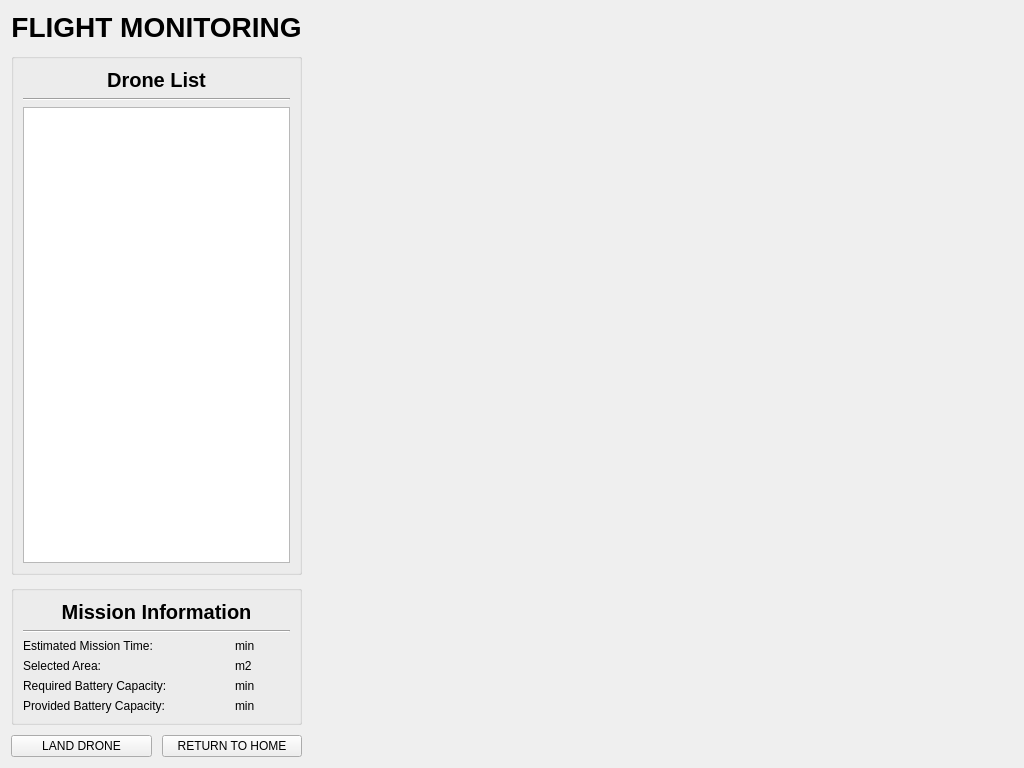
The window that UI/Midflight/mid_design.ui (cmpe-DroneLab/GeoFly3D) describes before a commit, drawn with Qt 5.
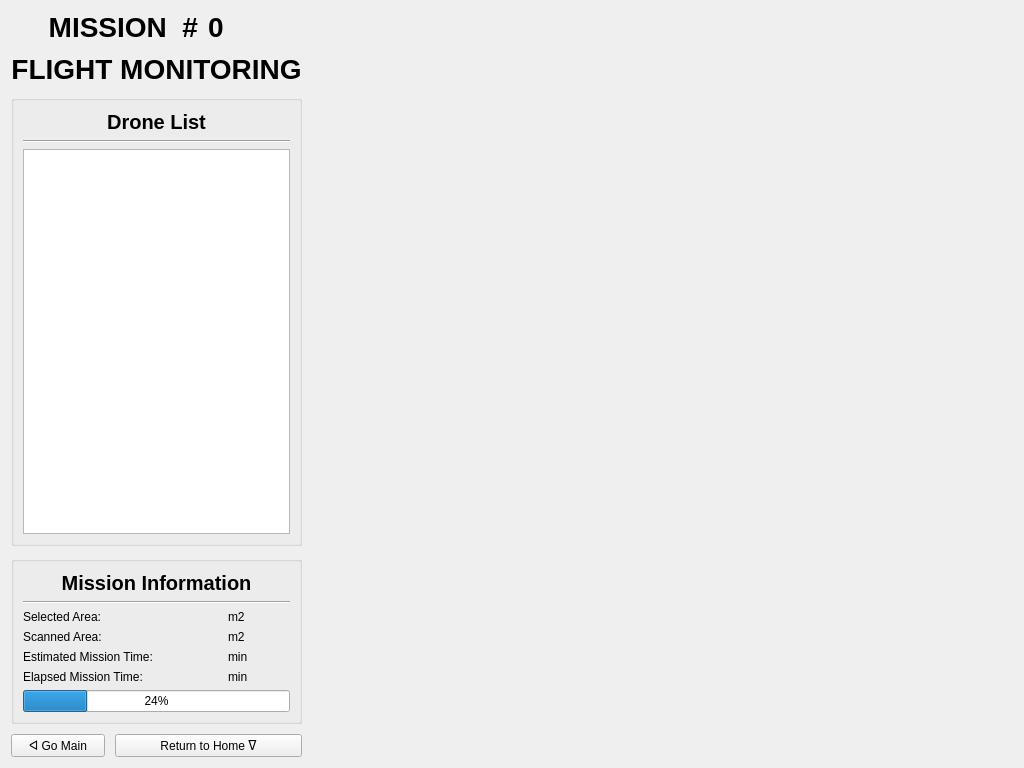
The same window after the commit.

```diff
--- a/UI/Midflight/mid_design.ui
+++ b/UI/Midflight/mid_design.ui
@@ -15,10 +15,43 @@
   </property>
   <layout class="QHBoxLayout" name="horizontalLayout_2" stretch="0,4">
    <item>
-    <layout class="QVBoxLayout" name="v_lay_left" stretch="0,0,0,0">
+    <layout class="QVBoxLayout" name="v_lay_left" stretch="0,0,0,0,0">
      <property name="spacing">
       <number>10</number>
      </property>
+     <item>
+      <layout class="QGridLayout" name="g_lay_mission_header">
+       <item row="0" column="2">
+        <widget class="QLabel" name="id_label">
+         <property name="font">
+          <font>
+           <pointsize>21</pointsize>
+           <bold>true</bold>
+          </font>
+         </property>
+         <property name="text">
+          <string>0</string>
+         </property>
+        </widget>
+       </item>
+       <item row="0" column="0" colspan="2">
+        <widget class="QLabel" name="label_header">
+         <property name="font">
+          <font>
+           <pointsize>21</pointsize>
+           <bold>true</bold>
+          </font>
+         </property>
+         <property name="text">
+          <string>MISSION  #</string>
+         </property>
+         <property name="alignment">
+          <set>Qt::AlignRight|Qt::AlignTrailing|Qt::AlignVCenter</set>
+         </property>
+        </widget>
+       </item>
+      </layout>
+     </item>
      <item>
       <widget class="QLabel" name="label_header">
        <property name="font">
@@ -82,69 +115,62 @@
         <string/>
        </property>
        <layout class="QGridLayout" name="gridLayout">
-        <item row="4" column="1">
-         <widget class="QLabel" name="selected_area_value">
-          <property name="text">
-           <string/>
-          </property>
-         </widget>
-        </item>
-        <item row="5" column="1">
-         <widget class="QLabel" name="batt_required_value">
-          <property name="text">
-           <string/>
-          </property>
-         </widget>
-        </item>
-        <item row="6" column="1">
-         <widget class="QLabel" name="batt_provided_value">
-          <property name="text">
-           <string/>
-          </property>
-         </widget>
-        </item>
-        <item row="5" column="0">
-         <widget class="QLabel" name="batt_required_label">
-          <property name="text">
-           <string>Required Battery Capacity:</string>
-          </property>
-         </widget>
-        </item>
-        <item row="4" column="0">
+        <item row="2" column="0">
          <widget class="QLabel" name="selected_area_label">
           <property name="text">
            <string>Selected Area:</string>
           </property>
          </widget>
         </item>
-        <item row="2" column="1">
-         <widget class="QLabel" name="mission_time_value">
+        <item row="4" column="0">
+         <widget class="QLabel" name="scanned_area_label">
           <property name="text">
-           <string/>
+           <string>Scanned Area:</string>
           </property>
          </widget>
         </item>
-        <item row="6" column="0">
-         <widget class="QLabel" name="batt_provided_label">
+        <item row="4" column="2">
+         <widget class="QLabel" name="scanned_area_unit">
           <property name="text">
-           <string>Provided Battery Capacity:</string>
-          </property>
-         </widget>
-        </item>
-        <item row="2" column="0">
-         <widget class="QLabel" name="mission_time_label">
-          <property name="text">
-           <string>Estimated Mission Time:</string>
+           <string>m2</string>
           </property>
          </widget>
         </item>
         <item row="2" column="2">
+         <widget class="QLabel" name="selected_area_unit">
+          <property name="text">
+           <string>m2</string>
+          </property>
+         </widget>
+        </item>
+        <item row="5" column="2">
          <widget class="QLabel" name="mission_time_unit">
           <property name="text">
            <string>min</string>
           </property>
          </widget>
         </item>
+        <item row="1" column="0" colspan="3">
+         <widget class="Line" name="line_2">
+          <property name="orientation">
+           <enum>Qt::Horizontal</enum>
+          </property>
+         </widget>
+        </item>
+        <item row="5" column="0">
+         <widget class="QLabel" name="mission_time_label">
+          <property name="text">
+           <string>Estimated Mission Time:</string>
+          </property>
+         </widget>
+        </item>
+        <item row="7" column="0" colspan="3">
+         <widget class="QProgressBar" name="progress_bar">
+          <property name="value">
+           <number>24</number>
+          </property>
+         </widget>
+        </item>
         <item row="0" column="0" colspan="3">
          <widget class="QLabel" name="label_mission_information">
           <property name="font">
@@ -161,24 +187,17 @@
           </property>
          </widget>
         </item>
-        <item row="1" column="0" colspan="3">
-         <widget class="Line" name="line_2">
-          <property name="orientation">
-           <enum>Qt::Horizontal</enum>
-          </property>
-         </widget>
-        </item>
-        <item row="4" column="2">
-         <widget class="QLabel" name="selected_area_unit">
+        <item row="6" column="0">
+         <widget class="QLabel" name="elapsed_time_label">
           <property name="text">
-           <string>m2</string>
+           <string>Elapsed Mission Time:</string>
           </property>
          </widget>
         </item>
-        <item row="5" column="2">
-         <widget class="QLabel" name="batt_required_unit">
+        <item row="6" column="1">
+         <widget class="QLabel" name="elapsed_time_value">
           <property name="text">
-           <string>min</string>
+           <string/>
           </property>
          </widget>
         </item>
@@ -189,22 +208,43 @@
           </property>
          </widget>
         </item>
+        <item row="5" column="1">
+         <widget class="QLabel" name="mission_time_value">
+          <property name="text">
+           <string/>
+          </property>
+         </widget>
+        </item>
+        <item row="2" column="1">
+         <widget class="QLabel" name="selected_area_value">
+          <property name="text">
+           <string/>
+          </property>
+         </widget>
+        </item>
+        <item row="4" column="1">
+         <widget class="QLabel" name="scanned_area_value">
+          <property name="text">
+           <string/>
+          </property>
+         </widget>
+        </item>
        </layout>
       </widget>
      </item>
      <item>
-      <layout class="QHBoxLayout" name="horizontalLayout">
-       <item>
-        <widget class="QPushButton" name="btn_return_back">
+      <layout class="QGridLayout" name="g_lay_buttons">
+       <item row="0" column="0">
+        <widget class="QPushButton" name="btn_main">
          <property name="text">
-          <string>LAND DRONE</string>
+          <string>ᐊ Go Main</string>
          </property>
         </widget>
        </item>
-       <item>
-        <widget class="QPushButton" name="btn_take_off">
+       <item row="0" column="1" colspan="2">
+        <widget class="QPushButton" name="btn_return_to_home">
          <property name="text">
-          <string>RETURN TO HOME</string>
+          <string>Return to Home ᐁ</string>
          </property>
         </widget>
        </item>
```
Left out of the diff: 2 changed lines with no effect on the pictures.
